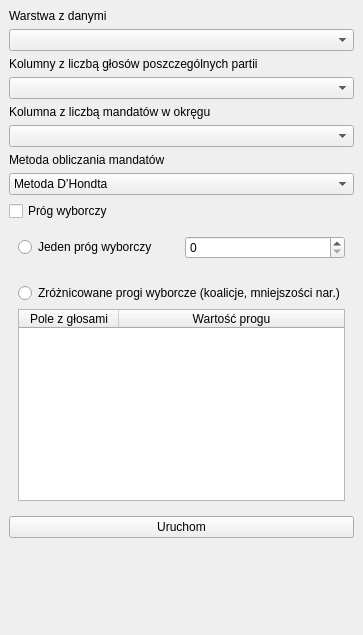
Qt form election_calculator_dockwidget_base.ui (kam-iwa/qgis_election_calculator) before a commit.
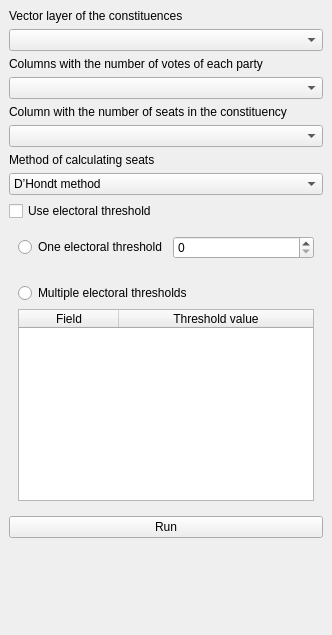
The same form after that commit. Custom widgets are drawn as their Qt base class.

The edit to the form file:
```diff
--- a/election_calculator_dockwidget_base.ui
+++ b/election_calculator_dockwidget_base.ui
@@ -6,7 +6,7 @@
    <rect>
     <x>0</x>
     <y>0</y>
-    <width>316</width>
+    <width>332</width>
     <height>635</height>
    </rect>
   </property>
@@ -21,14 +21,14 @@
     <item row="2" column="0">
      <widget class="QLabel" name="voteCountLabel">
       <property name="text">
-       <string>Kolumny z liczbą głosów poszczególnych partii</string>
+       <string>Columns with the number of votes of each party</string>
       </property>
      </widget>
     </item>
     <item row="0" column="0">
      <widget class="QLabel" name="dataLayerLabel">
       <property name="text">
-       <string>Warstwa z danymi</string>
+       <string>Vector layer of the constituences</string>
       </property>
      </widget>
     </item>
@@ -40,7 +40,7 @@
          <item>
           <widget class="QRadioButton" name="oneThresholdRadioButton">
            <property name="text">
-            <string>Jeden próg wyborczy</string>
+            <string>One electoral threshold</string>
            </property>
           </widget>
          </item>
@@ -56,7 +56,7 @@
          <item>
           <widget class="QRadioButton" name="multiThresholdRadioButton">
            <property name="text">
-            <string>Zróżnicowane progi wyborcze (koalicje, mniejszości nar.)</string>
+            <string>Multiple electoral thresholds</string>
            </property>
           </widget>
          </item>
@@ -70,12 +70,12 @@
            </attribute>
            <column>
             <property name="text">
-             <string>Pole z głosami</string>
+             <string>Field</string>
             </property>
            </column>
            <column>
             <property name="text">
-             <string>Wartość progu</string>
+             <string>Threshold value</string>
             </property>
            </column>
           </widget>
@@ -94,7 +94,7 @@
     <item row="6" column="0">
      <widget class="QLabel" name="methodLabel">
       <property name="text">
-       <string>Metoda obliczania mandatów</string>
+       <string>Method of calculating seats</string>
       </property>
      </widget>
     </item>
@@ -102,7 +102,7 @@
      <widget class="QComboBox" name="methodComboBox">
       <item>
        <property name="text">
-        <string>Metoda D’Hondta</string>
+        <string>D’Hondt method</string>
        </property>
       </item>
       <item>
@@ -120,7 +120,7 @@
     <item row="19" column="0">
      <widget class="QPushButton" name="executeButton">
       <property name="text">
-       <string>Uruchom</string>
+       <string>Run</string>
       </property>
      </widget>
     </item>
@@ -129,7 +129,7 @@
       <item>
        <widget class="QCheckBox" name="thresholdCheckBox">
         <property name="text">
-         <string>Próg wyborczy</string>
+         <string>Use electoral threshold</string>
         </property>
        </widget>
       </item>
@@ -151,7 +151,7 @@
     <item row="4" column="0">
      <widget class="QLabel" name="constituencyVoteCountLabel">
       <property name="text">
-       <string>Kolumna z liczbą mandatów w okręgu</string>
+       <string>Column with the number of seats in the constituency</string>
       </property>
      </widget>
     </item>
```
Left out of the diff: 7 changed lines with no effect on the pictures.
